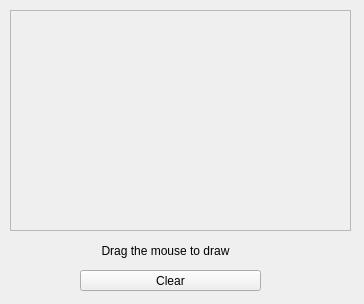
Before: the Qt Designer form Question2/A_simple_paint_program.ui in SPVJ/Lab8, drawn with Qt 5.
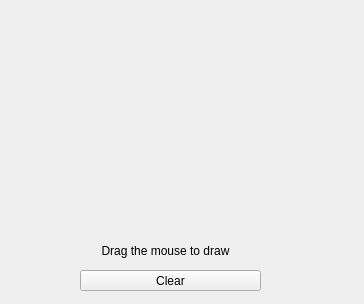
After: the same form once the commit is applied.

Diff of the .ui file:
```diff
--- a/Question2/A_simple_paint_program.ui
+++ b/Question2/A_simple_paint_program.ui
@@ -45,21 +45,15 @@
     <set>Qt::AlignCenter</set>
    </property>
   </widget>
-  <widget class="QFrame" name="frame">
+  <widget class="QWidget" name="widget" native="true">
    <property name="geometry">
     <rect>
      <x>10</x>
      <y>10</y>
      <width>341</width>
-     <height>221</height>
+     <height>231</height>
     </rect>
    </property>
-   <property name="frameShape">
-    <enum>QFrame::StyledPanel</enum>
-   </property>
-   <property name="frameShadow">
-    <enum>QFrame::Raised</enum>
-   </property>
   </widget>
  </widget>
  <resources/>
```
